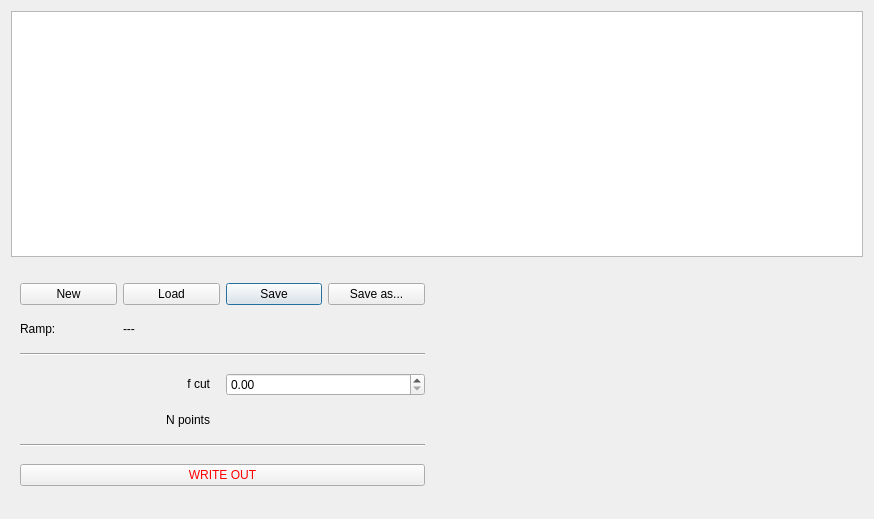
Above: gui/designer/rampgendialog.ui from simondona/exp-control-bec-tn before the change. Below: the same form after it.
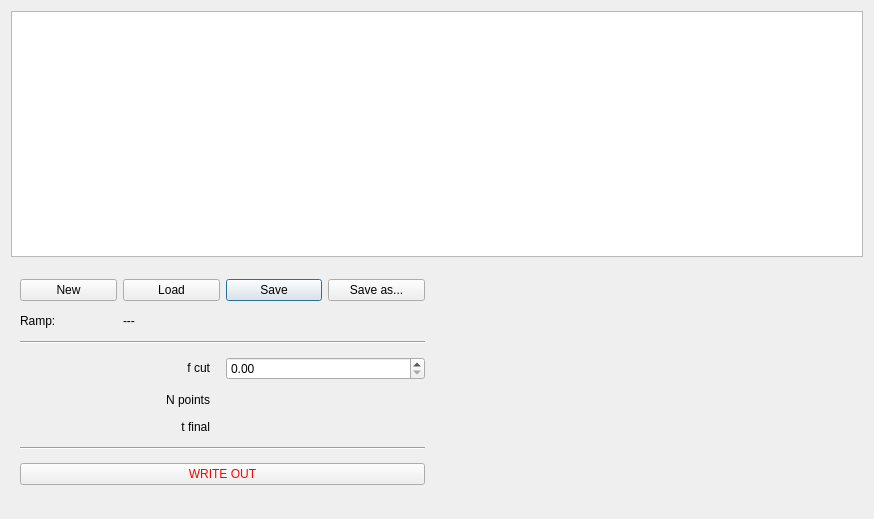
That is the form after the change.

Commit message: Updated ramp gen dialog

```diff
--- a/gui/designer/rampgendialog.ui
+++ b/gui/designer/rampgendialog.ui
@@ -131,7 +131,7 @@
           </property>
          </widget>
         </item>
-        <item row="6" column="0" colspan="4">
+        <item row="7" column="0" colspan="4">
          <widget class="QPushButton" name="writeOutPushButton">
           <property name="styleSheet">
            <string notr="true">QPushButton{color: red;}
@@ -142,7 +142,7 @@
           </property>
          </widget>
         </item>
-        <item row="5" column="0" colspan="4">
+        <item row="6" column="0" colspan="4">
          <widget class="Line" name="line_2">
           <property name="orientation">
            <enum>Qt::Horizontal</enum>
@@ -156,6 +156,38 @@
           </property>
          </widget>
         </item>
+        <item row="5" column="0" colspan="2">
+         <widget class="QLabel" name="tfinalFormLabel">
+          <property name="sizePolicy">
+           <sizepolicy hsizetype="Preferred" vsizetype="Fixed">
+            <horstretch>0</horstretch>
+            <verstretch>0</verstretch>
+           </sizepolicy>
+          </property>
+          <property name="text">
+           <string>t final</string>
+          </property>
+          <property name="alignment">
+           <set>Qt::AlignRight|Qt::AlignTrailing|Qt::AlignVCenter</set>
+          </property>
+          <property name="indent">
+           <number>10</number>
+          </property>
+         </widget>
+        </item>
+        <item row="5" column="2" colspan="2">
+         <widget class="QLabel" name="tfinalLabel">
+          <property name="sizePolicy">
+           <sizepolicy hsizetype="Preferred" vsizetype="Fixed">
+            <horstretch>0</horstretch>
+            <verstretch>0</verstretch>
+           </sizepolicy>
+          </property>
+          <property name="text">
+           <string/>
+          </property>
+         </widget>
+        </item>
        </layout>
       </widget>
      </item>
```
The commit also changes 3 other files.
